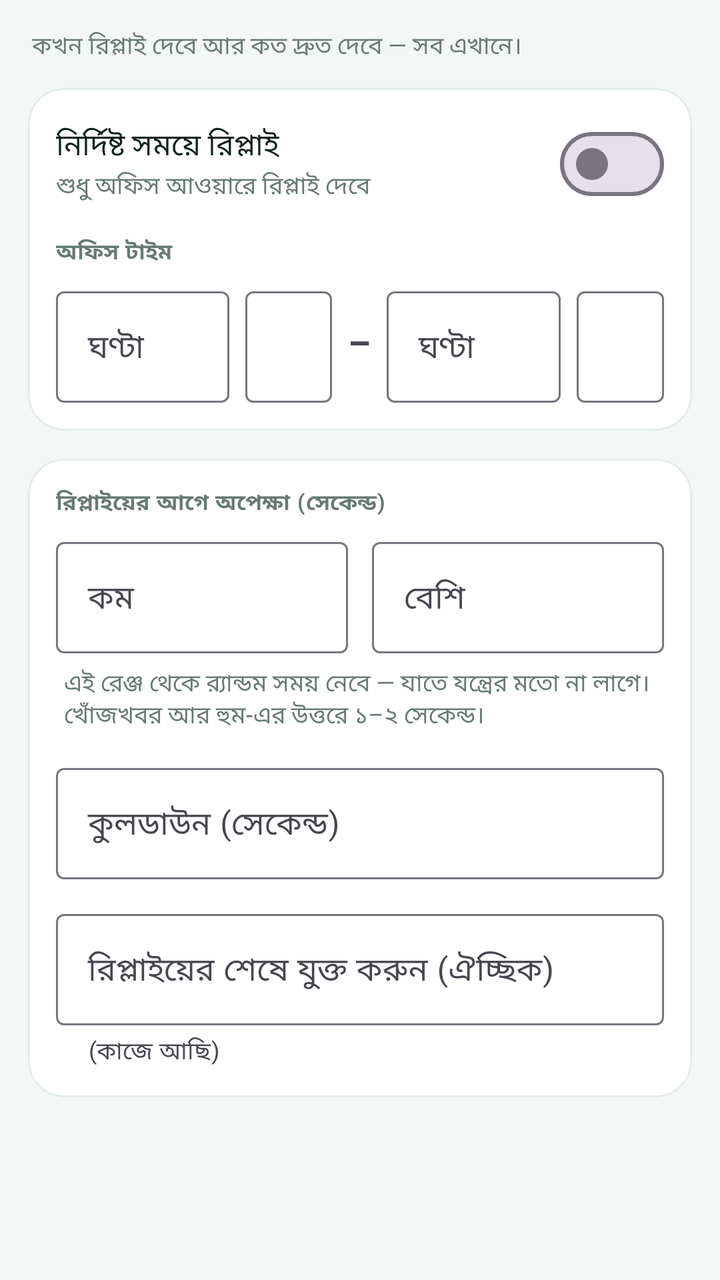
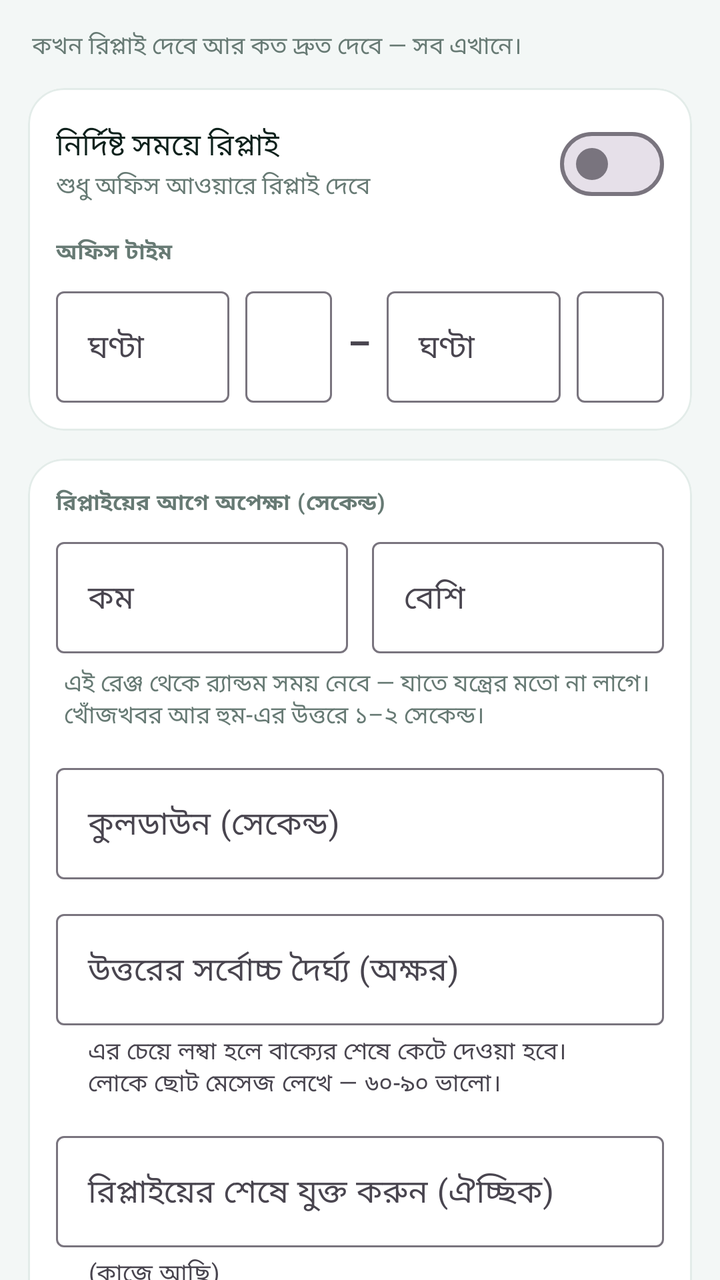

Screens rendered from an Android XML layout before and after an edit, with the pre-edit source and the edit as a unified diff.
<!-- AndroidManifest.xml: application theme Theme.AutoReplyAI -->
<!-- res/layout/fragment_timing.xml -->
<?xml version="1.0" encoding="utf-8"?>
<androidx.core.widget.NestedScrollView xmlns:android="http://schemas.android.com/apk/res/android"
    xmlns:app="http://schemas.android.com/apk/res-auto"
    android:layout_width="match_parent"
    android:layout_height="match_parent"
    android:fillViewport="true"
    android:scrollbarStyle="outsideOverlay">

    <LinearLayout
        android:layout_width="match_parent"
        android:layout_height="wrap_content"
        android:orientation="vertical"
        android:paddingStart="14dp"
        android:paddingTop="14dp"
        android:paddingEnd="14dp"
        android:paddingBottom="18dp">

        <TextView
            style="@style/RowSub"
            android:layout_width="match_parent"
            android:layout_height="wrap_content"
            android:paddingStart="2dp"
            android:paddingBottom="12dp"
            android:text="@string/timing_intro" />

        <com.google.android.material.card.MaterialCardView style="@style/CardSurface">

            <LinearLayout
                android:layout_width="match_parent"
                android:layout_height="wrap_content"
                android:orientation="vertical"
                android:padding="14dp">

                <LinearLayout
                    android:layout_width="match_parent"
                    android:layout_height="wrap_content"
                    android:gravity="center_vertical"
                    android:orientation="horizontal">

                    <LinearLayout
                        android:layout_width="0dp"
                        android:layout_height="wrap_content"
                        android:layout_weight="1"
                        android:orientation="vertical"
                        android:paddingEnd="10dp">

                        <TextView
                            style="@style/RowLabel"
                            android:text="@string/hours_enabled" />

                        <TextView
                            style="@style/RowSub"
                            android:text="@string/hours_enabled_sub" />
                    </LinearLayout>

                    <com.google.android.material.materialswitch.MaterialSwitch
                        android:id="@+id/switchHours"
                        android:layout_width="wrap_content"
                        android:layout_height="wrap_content" />
                </LinearLayout>

                <TextView
                    style="@style/FieldLabel"
                    android:layout_width="match_parent"
                    android:layout_height="wrap_content"
                    android:layout_marginTop="12dp"
                    android:text="@string/office_hours" />

                <LinearLayout
                    android:layout_width="match_parent"
                    android:layout_height="wrap_content"
                    android:orientation="horizontal">

                    <com.google.android.material.textfield.TextInputLayout
                        style="@style/Widget.Material3.TextInputLayout.OutlinedBox"
                        android:layout_width="0dp"
                        android:layout_height="wrap_content"
                        android:layout_marginEnd="4dp"
                        android:layout_weight="2"
                        android:hint="@string/hour_start">

                        <com.google.android.material.textfield.TextInputEditText
                            android:id="@+id/etHourStart"
                            android:layout_width="match_parent"
                            android:layout_height="wrap_content"
                            android:inputType="number"
                            android:maxLines="1" />
                    </com.google.android.material.textfield.TextInputLayout>

                    <com.google.android.material.textfield.TextInputLayout
                        style="@style/Widget.Material3.TextInputLayout.OutlinedBox"
                        android:layout_width="0dp"
                        android:layout_height="wrap_content"
                        android:layout_marginStart="4dp"
                        android:layout_marginEnd="4dp"
                        android:layout_weight="1"
                        android:hint="@string/min_start">

                        <com.google.android.material.textfield.TextInputEditText
                            android:id="@+id/etMinStart"
                            android:layout_width="match_parent"
                            android:layout_height="wrap_content"
                            android:inputType="number"
                            android:maxLines="1" />
                    </com.google.android.material.textfield.TextInputLayout>

                    <TextView
                        android:layout_width="wrap_content"
                        android:layout_height="wrap_content"
                        android:layout_gravity="center_vertical"
                        android:paddingStart="4dp"
                        android:paddingEnd="4dp"
                        android:text="–"
                        android:textSize="18sp"
                        android:textStyle="bold" />

                    <com.google.android.material.textfield.TextInputLayout
                        style="@style/Widget.Material3.TextInputLayout.OutlinedBox"
                        android:layout_width="0dp"
                        android:layout_height="wrap_content"
                        android:layout_marginStart="4dp"
                        android:layout_marginEnd="4dp"
                        android:layout_weight="2"
                        android:hint="@string/hour_end">

                        <com.google.android.material.textfield.TextInputEditText
                            android:id="@+id/etHourEnd"
                            android:layout_width="match_parent"
                            android:layout_height="wrap_content"
                            android:inputType="number"
                            android:maxLines="1" />
                    </com.google.android.material.textfield.TextInputLayout>

                    <com.google.android.material.textfield.TextInputLayout
                        style="@style/Widget.Material3.TextInputLayout.OutlinedBox"
                        android:layout_width="0dp"
                        android:layout_height="wrap_content"
                        android:layout_marginStart="4dp"
                        android:layout_weight="1"
                        android:hint="@string/min_end">

                        <com.google.android.material.textfield.TextInputEditText
                            android:id="@+id/etMinEnd"
                            android:layout_width="match_parent"
                            android:layout_height="wrap_content"
                            android:inputType="number"
                            android:maxLines="1" />
                    </com.google.android.material.textfield.TextInputLayout>
                </LinearLayout>
            </LinearLayout>
        </com.google.android.material.card.MaterialCardView>

        <com.google.android.material.card.MaterialCardView
            style="@style/CardSurface"
            android:layout_marginTop="14dp">

            <LinearLayout
                android:layout_width="match_parent"
                android:layout_height="wrap_content"
                android:orientation="vertical"
                android:padding="14dp">

                <TextView
                    style="@style/FieldLabel"
                    android:text="@string/delay_label" />

                <LinearLayout
                    android:layout_width="match_parent"
                    android:layout_height="wrap_content"
                    android:orientation="horizontal">

                    <com.google.android.material.textfield.TextInputLayout
                        style="@style/Widget.Material3.TextInputLayout.OutlinedBox"
                        android:layout_width="0dp"
                        android:layout_height="wrap_content"
                        android:layout_marginEnd="6dp"
                        android:layout_weight="1"
                        android:hint="@string/delay_min">

                        <com.google.android.material.textfield.TextInputEditText
                            android:id="@+id/etDelayMin"
                            android:layout_width="match_parent"
                            android:layout_height="wrap_content"
                            android:inputType="number"
                            android:maxLines="1" />
                    </com.google.android.material.textfield.TextInputLayout>

                    <com.google.android.material.textfield.TextInputLayout
                        style="@style/Widget.Material3.TextInputLayout.OutlinedBox"
                        android:layout_width="0dp"
                        android:layout_height="wrap_content"
                        android:layout_marginStart="6dp"
                        android:layout_weight="1"
                        android:hint="@string/delay_max">

                        <com.google.android.material.textfield.TextInputEditText
                            android:id="@+id/etDelayMax"
                            android:layout_width="match_parent"
                            android:layout_height="wrap_content"
                            android:inputType="number"
                            android:maxLines="1" />
                    </com.google.android.material.textfield.TextInputLayout>
                </LinearLayout>

                <TextView
                    style="@style/RowSub"
                    android:layout_width="match_parent"
                    android:layout_height="wrap_content"
                    android:paddingStart="4dp"
                    android:paddingTop="6dp"
                    android:text="@string/delay_helper" />

                <com.google.android.material.textfield.TextInputLayout
                    style="@style/Widget.Material3.TextInputLayout.OutlinedBox"
                    android:layout_width="match_parent"
                    android:layout_height="wrap_content"
                    android:layout_marginTop="12dp"
                    android:hint="@string/cooldown">

                    <com.google.android.material.textfield.TextInputEditText
                        android:id="@+id/etCooldown"
                        android:layout_width="match_parent"
                        android:layout_height="wrap_content"
                        android:inputType="number"
                        android:maxLines="1" />
                </com.google.android.material.textfield.TextInputLayout>

                <com.google.android.material.textfield.TextInputLayout
                    style="@style/Widget.Material3.TextInputLayout.OutlinedBox"
                    android:layout_width="match_parent"
                    android:layout_height="wrap_content"
                    android:layout_marginTop="12dp"
                    android:hint="@string/signature"
                    app:helperText="@string/signature_hint">

                    <com.google.android.material.textfield.TextInputEditText
                        android:id="@+id/etSignature"
                        android:layout_width="match_parent"
                        android:layout_height="wrap_content"
                        android:inputType="text"
                        android:maxLines="1" />
                </com.google.android.material.textfield.TextInputLayout>
            </LinearLayout>
        </com.google.android.material.card.MaterialCardView>
    </LinearLayout>
</androidx.core.widget.NestedScrollView>
<!-- resources referenced by this layout -->
<resources>
  <string name="cooldown">কুলডাউন (সেকেন্ড)</string>
  <string name="delay_helper">এই রেঞ্জ থেকে র‍্যান্ডম সময় নেবে — যাতে যন্ত্রের মতো না লাগে। খোঁজখবর আর "হুম"-এর উত্তরে ১–২ সেকেন্ড।</string>
  <string name="delay_label">রিপ্লাইয়ের আগে অপেক্ষা (সেকেন্ড)</string>
  <string name="delay_max">বেশি</string>
  <string name="delay_min">কম</string>
  <string name="hour_end">ঘণ্টা</string>
  <string name="hour_start">ঘণ্টা</string>
  <string name="hours_enabled">নির্দিষ্ট সময়ে রিপ্লাই</string>
  <string name="hours_enabled_sub">শুধু অফিস আওয়ারে রিপ্লাই দেবে</string>
  <string name="min_end">মিনিট</string>
  <string name="min_start">মিনিট</string>
  <string name="office_hours">অফিস টাইম</string>
  <string name="signature">রিপ্লাইয়ের শেষে যুক্ত করুন (ঐচ্ছিক)</string>
  <string name="signature_hint">(কাজে আছি)</string>
  <string name="timing_intro">কখন রিপ্লাই দেবে আর কত দ্রুত দেবে — সব এখানে।</string>
  <style name="CardSurface">
          <item name="android:layout_width">match_parent</item>
          <item name="android:layout_height">wrap_content</item>
          <item name="cardCornerRadius">18dp</item>
          <item name="cardElevation">0dp</item>
          <item name="strokeColor">@color/stroke</item>
          <item name="strokeWidth">1dp</item>
          <item name="cardBackgroundColor">@color/card</item>
      </style>
  <style name="FieldLabel">
          <item name="android:layout_width">wrap_content</item>
          <item name="android:layout_height">wrap_content</item>
          <item name="android:textColor">@color/text_dim</item>
          <item name="android:textSize">11sp</item>
          <item name="android:textStyle">bold</item>
          <item name="android:letterSpacing">0.06</item>
          <item name="android:paddingBottom">6dp</item>
      </style>
  <style name="RowLabel">
          <item name="android:layout_width">wrap_content</item>
          <item name="android:layout_height">wrap_content</item>
          <item name="android:textColor">@color/text</item>
          <item name="android:textSize">15sp</item>
      </style>
  <style name="RowSub">
          <item name="android:layout_width">wrap_content</item>
          <item name="android:layout_height">wrap_content</item>
          <item name="android:textColor">@color/text_dim</item>
          <item name="android:textSize">12sp</item>
      </style>
  <style name="Theme.AutoReplyAI" parent="Theme.Material3.Light.NoActionBar">
          <item name="colorPrimary">@color/brand</item>
          <item name="colorOnPrimary">#FFFFFF</item>
          <item name="colorPrimaryContainer">@color/brand_container</item>
          <item name="colorOnPrimaryContainer">@color/brand_dark</item>
          <item name="colorSecondary">@color/brand</item>
          <item name="colorSurface">@color/card</item>
          <item name="colorOnSurface">@color/text</item>
          <item name="android:colorBackground">@color/bg</item>
          <item name="android:statusBarColor">@color/brand_mid</item>
          <item name="android:navigationBarColor">@color/card</item>
          <item name="android:windowLightStatusBar">false</item>
          <item name="android:windowLightNavigationBar" tools:targetApi="27">true</item>
      </style>
  <color name="stroke">#E3ECE9</color>
  <color name="card">#FFFFFF</color>
  <color name="text_dim">#677A74</color>
  <color name="text">#0E211C</color>
  <color name="brand">#0E7C66</color>
  <color name="brand_container">#E4F5F0</color>
  <color name="brand_dark">#075546</color>
  <color name="bg">#F3F7F6</color>
  <color name="brand_mid">#12A182</color>
</resources>

<!-- the commit's change to res/layout/fragment_timing.xml (unified diff, before → after) -->
@@ -230,6 +230,22 @@
                     android:layout_width="match_parent"
                     android:layout_height="wrap_content"
                     android:layout_marginTop="12dp"
+                    android:hint="@string/reply_max_chars"
+                    app:helperText="@string/reply_max_chars_hint">
+
+                    <com.google.android.material.textfield.TextInputEditText
+                        android:id="@+id/etMaxChars"
+                        android:layout_width="match_parent"
+                        android:layout_height="wrap_content"
+                        android:inputType="number"
+                        android:maxLines="1" />
+                </com.google.android.material.textfield.TextInputLayout>
+
+                <com.google.android.material.textfield.TextInputLayout
+                    style="@style/Widget.Material3.TextInputLayout.OutlinedBox"
+                    android:layout_width="match_parent"
+                    android:layout_height="wrap_content"
+                    android:layout_marginTop="12dp"
                     android:hint="@string/signature"
                     app:helperText="@string/signature_hint">
 
<!-- resource entries referenced after the edit -->
@@ -12,6 +12,8 @@
   <string name="min_end">মিনিট</string>
   <string name="min_start">মিনিট</string>
   <string name="office_hours">অফিস টাইম</string>
+  <string name="reply_max_chars">উত্তরের সর্বোচ্চ দৈর্ঘ্য (অক্ষর)</string>
+  <string name="reply_max_chars_hint">এর চেয়ে লম্বা হলে বাক্যের শেষে কেটে দেওয়া হবে। লোকে ছোট মেসেজ লেখে — ৬০-৯০ ভালো।</string>
   <string name="signature">রিপ্লাইয়ের শেষে যুক্ত করুন (ঐচ্ছিক)</string>
   <string name="signature_hint">(কাজে আছি)</string>
   <string name="timing_intro">কখন রিপ্লাই দেবে আর কত দ্রুত দেবে — সব এখানে।</string>
